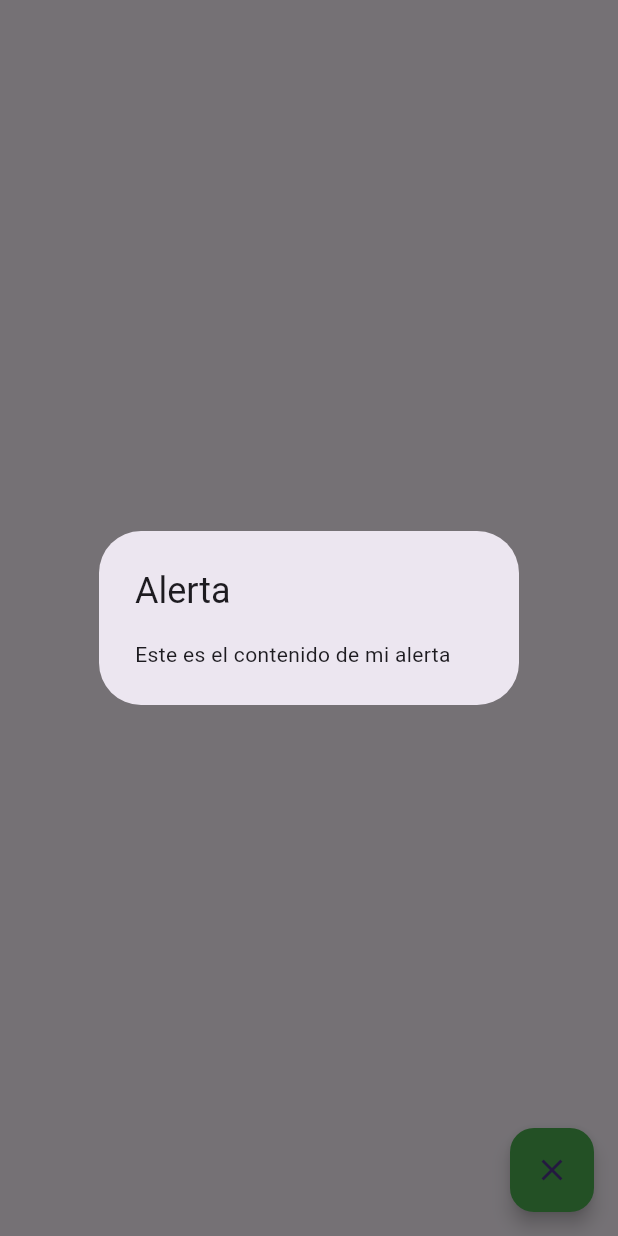
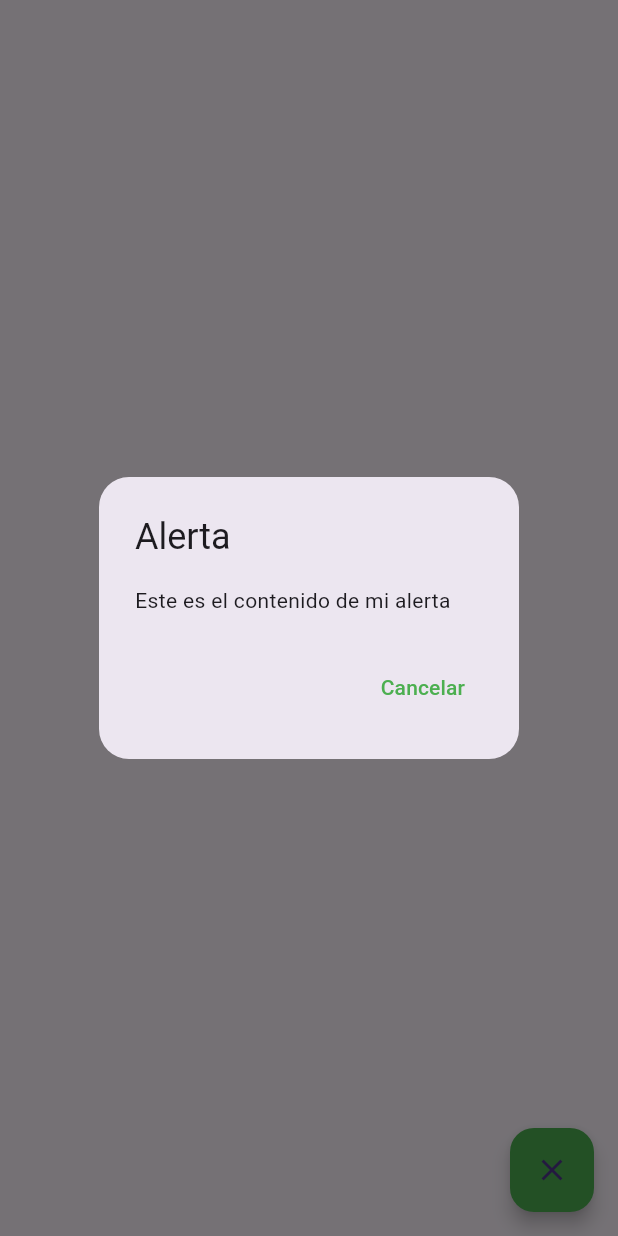
Before and after one commit to Vctor04/fl_components, a Flutter app: the AlertScreen screen opened by its route, after a tap on "Mostrar alerta", on a phone screen of 412 x 824 dp. Run offline on Flutter 3.47's test engine with Material 3 defaults, Android fonts, the phone set to English and light mode, and no system bars.

Commit message:
Animated Container

```diff
--- a/lib/app_routes/app_routes.dart
+++ b/lib/app_routes/app_routes.dart
@@ -12,6 +12,8 @@ class AppRoutes {
     MenuOption(route: 'listview2', icon: Icons.list, name: 'Listview tipo 2', screen: const ListView2Screen()),
     MenuOption(route: 'alert', icon: Icons.add_alert_outlined, name: 'Alertas', screen: const AlertScreen()),
     MenuOption(route: 'card', icon: Icons.credit_card, name: 'Cards', screen: const CardScreen()),
+    MenuOption(route: 'avatar', icon: Icons.supervised_user_circle_outlined, name: 'Avatar', screen: const AvatarScreen()),
+    MenuOption(route: 'animated', icon: Icons.play_circle_fill_outlined, name: 'Animated Container', screen: const AnimatedScreen()),
   ];
 
   static Map<String, Widget Function(BuildContext)> getAppRoutes(){
--- a/lib/screens/alert_screen.dart
+++ b/lib/screens/alert_screen.dart
@@ -7,12 +7,19 @@ class AlertScreen extends StatelessWidget {
   void displayDialog(BuildContext context){
     //print('Hola mundo');
     showDialog(
-      barrierDismissible: true,
+      barrierDismissible: false,
       context: context,
       builder: (context) {
         return AlertDialog(
           title: Text('Alerta'),
+          shape: RoundedRectangleBorder(borderRadius: BorderRadiusDirectional.circular(20)),
           content: Text('Este es el contenido de mi alerta'),
+          actions: [
+            TextButton(
+              onPressed: () => Navigator.pop(context),
+              child: Text('Cancelar')
+            ),
+          ],
         );
       }
     );
--- a/lib/screens/screens.dart
+++ b/lib/screens/screens.dart
@@ -3,3 +3,5 @@ export 'package:fl_components/screens/card_screen.dart';
 export 'package:fl_components/screens/home_screen.dart';
 export 'package:fl_components/screens/listview1_screen.dart';
 export 'package:fl_components/screens/listview2_screen.dart';
+export 'package:fl_components/screens/avatar_screen.dart';
+export 'package:fl_components/screens/animated_screen.dart';
```
Also changed, not shown: lib/screens/animated_screen.dart (added, +56 -0 lines), lib/screens/avatar_screen.dart (added, +31 -0 lines).
